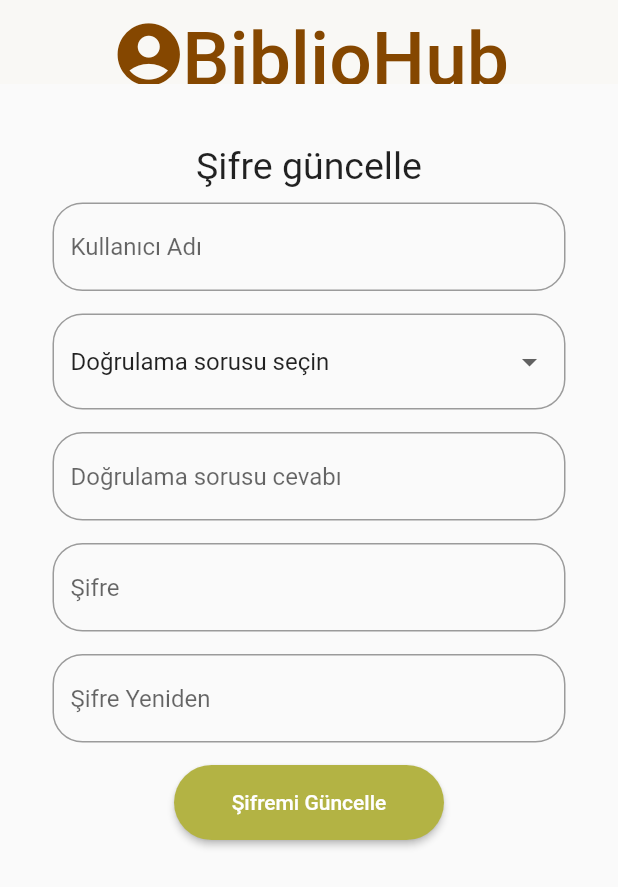
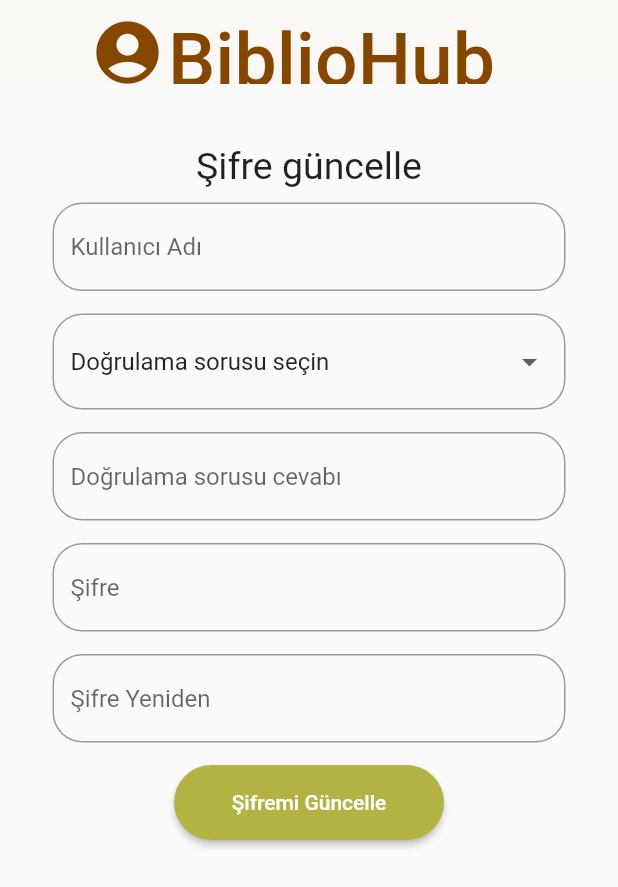
Before and after one commit to elifhusnaturkay/biblioHubApp, a Flutter app: the NewPassword screen opened directly, on a phone screen of 412 x 824 dp. Shown: the top 887 px of the screen. Run offline on Flutter 3.47's test engine with Material 2 defaults, Android fonts, the phone set to English and light mode, and no system bars; missing offline and left inert: dart:ffi, scaled_list; Roboto replaces fonts that are missing (AlbertusNova).

Commit message:
fixed again (sign up - forgotten password)

```diff
--- a/lib/pages/forget_password.dart
+++ b/lib/pages/forget_password.dart
@@ -1,3 +1,5 @@
+import 'dart:ffi';
+
 import 'package:flutter/material.dart';
 import 'package:kutuphaneapp/pages/category_page.dart';
 import 'package:kutuphaneapp/pages/forget_password.dart';
@@ -15,7 +17,6 @@ class _LoginPageScreenState extends State<NewPassword> {
   final bool selected = false;
   @override
   Widget build(BuildContext context) {
-    var size = MediaQuery.of(context).size;
     var backgroundColor = Color.fromARGB(255, 249, 248, 245);
     var themeColor = Color(0xFF854700);
     return SafeArea(
@@ -24,10 +25,7 @@ class _LoginPageScreenState extends State<NewPassword> {
           elevation: 0,
           backgroundColor: backgroundColor,
           leading: Container(
-            padding: EdgeInsets.only(
-                left: size.height * 0.09,
-                top: size.height * 0.0135,
-                right: size.height * 0.09),
+            padding: EdgeInsets.only(left: 60, top: 10, right: 60),
             child: Icon(
               Icons.account_circle_rounded,
               color: themeColor,
@@ -36,14 +34,15 @@ class _LoginPageScreenState extends State<NewPassword> {
           ),
           title: Container(
             padding: EdgeInsets.only(
-                left: size.height * 0.06,
-                top: size.height * 0.03,
-                right: size.height * 0.05),
+              left: 40,
+              top: 25,
+              right: 40,
+            ),
             child: const Text(
               "BiblioHub",
               style: TextStyle(
+                color: Color(0xFF854700),
                 fontSize: 50,
-                color: Color(0xFF854700),
               ),
             ),
           ),
```
Also changed, not shown: lib/pages/new_account_page.dart (+6 -6 lines).
